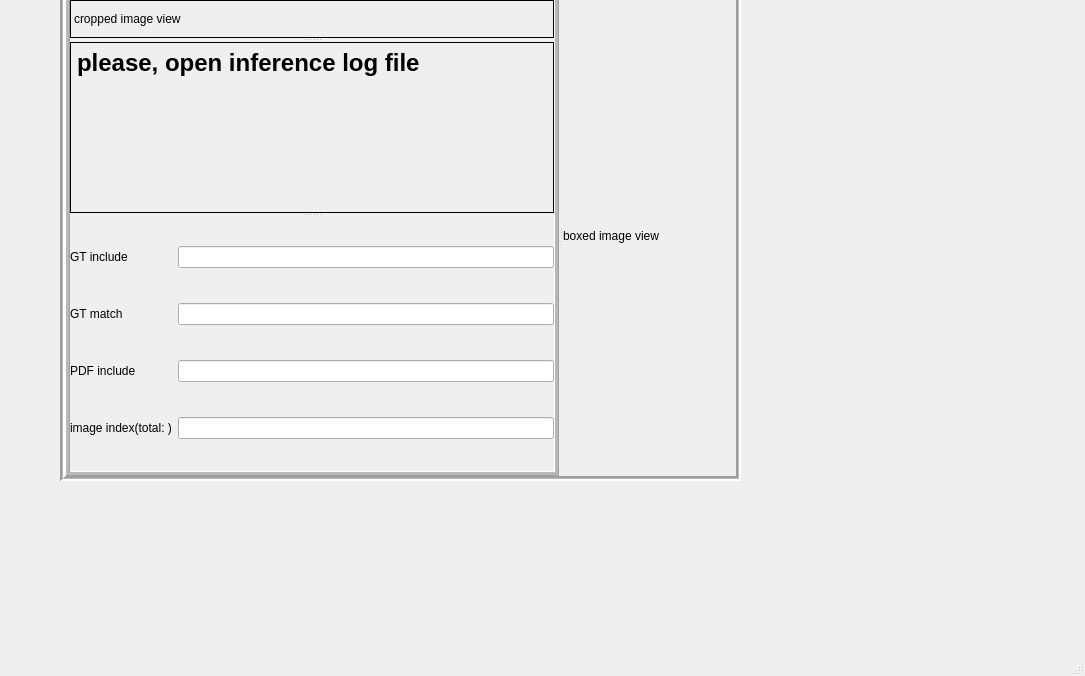
First picture: the form in ocr_data_tool.ui, repository SangheonYi/OCRDataTool, before the edit.
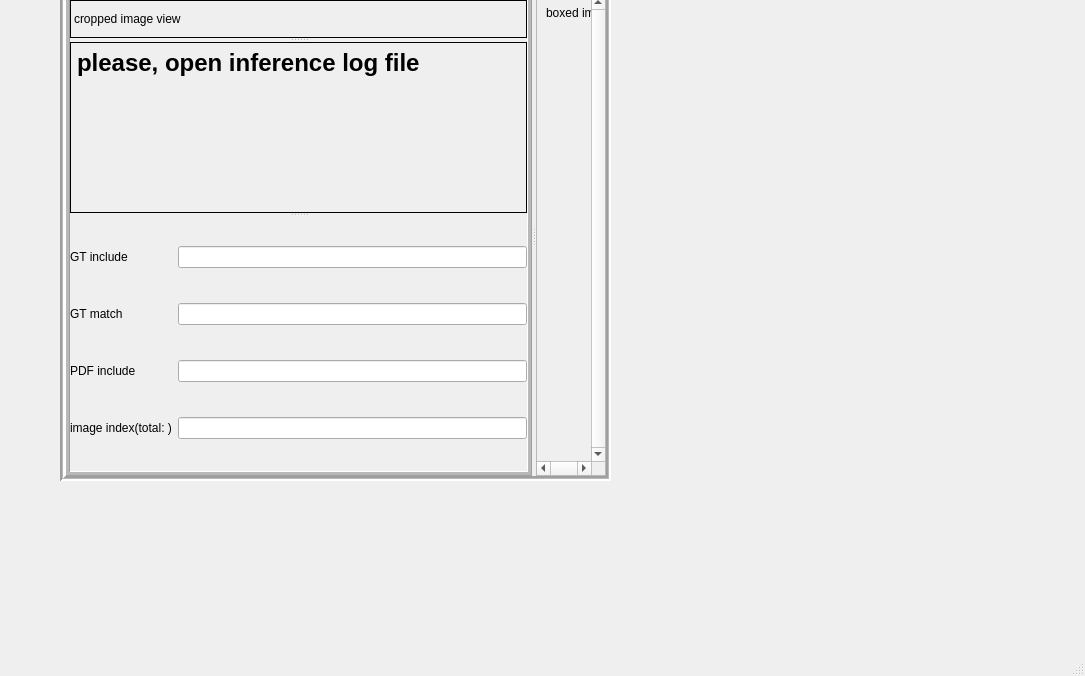
Second picture: the form after the edit.

Commit message: feat: Feat developing boxed scroll

Patch:
```diff
--- a/ocr_data_tool.ui
+++ b/ocr_data_tool.ui
@@ -19,7 +19,7 @@
      <rect>
       <x>60</x>
       <y>-10</y>
-      <width>681</width>
+      <width>551</width>
       <height>491</height>
      </rect>
     </property>
@@ -149,10 +149,42 @@
       </layout>
      </widget>
     </widget>
-    <widget class="QLabel" name="boxedImageLabel">
-     <property name="text">
-      <string>boxed image view</string>
+    <widget class="QScrollArea" name="boxedImageScrollArea">
+     <property name="verticalScrollBarPolicy">
+      <enum>Qt::ScrollBarAlwaysOn</enum>
      </property>
+     <property name="horizontalScrollBarPolicy">
+      <enum>Qt::ScrollBarAlwaysOn</enum>
+     </property>
+     <property name="widgetResizable">
+      <bool>true</bool>
+     </property>
+     <property name="alignment">
+      <set>Qt::AlignLeading|Qt::AlignLeft|Qt::AlignTop</set>
+     </property>
+     <widget class="QWidget" name="scrollAreaWidgetContents">
+      <property name="geometry">
+       <rect>
+        <x>0</x>
+        <y>0</y>
+        <width>52</width>
+        <height>462</height>
+       </rect>
+      </property>
+      <widget class="QLabel" name="boxedImageLabel">
+       <property name="geometry">
+        <rect>
+         <x>9</x>
+         <y>9</y>
+         <width>104</width>
+         <height>16</height>
+        </rect>
+       </property>
+       <property name="text">
+        <string>boxed image view</string>
+       </property>
+      </widget>
+     </widget>
     </widget>
    </widget>
   </widget>
```
The commit also changes 5 other files.
